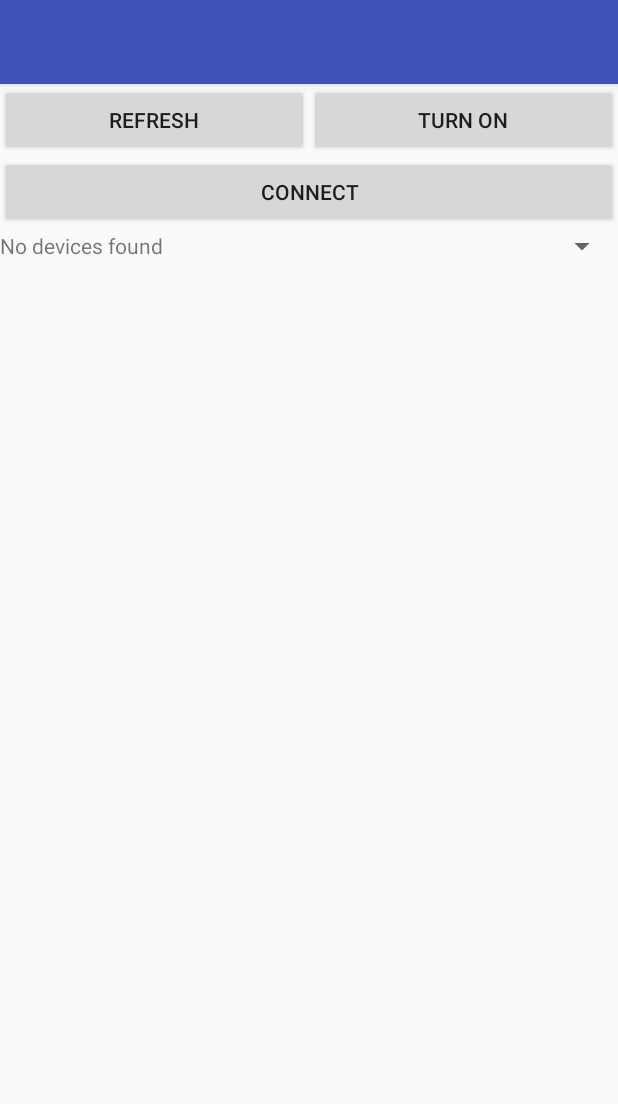
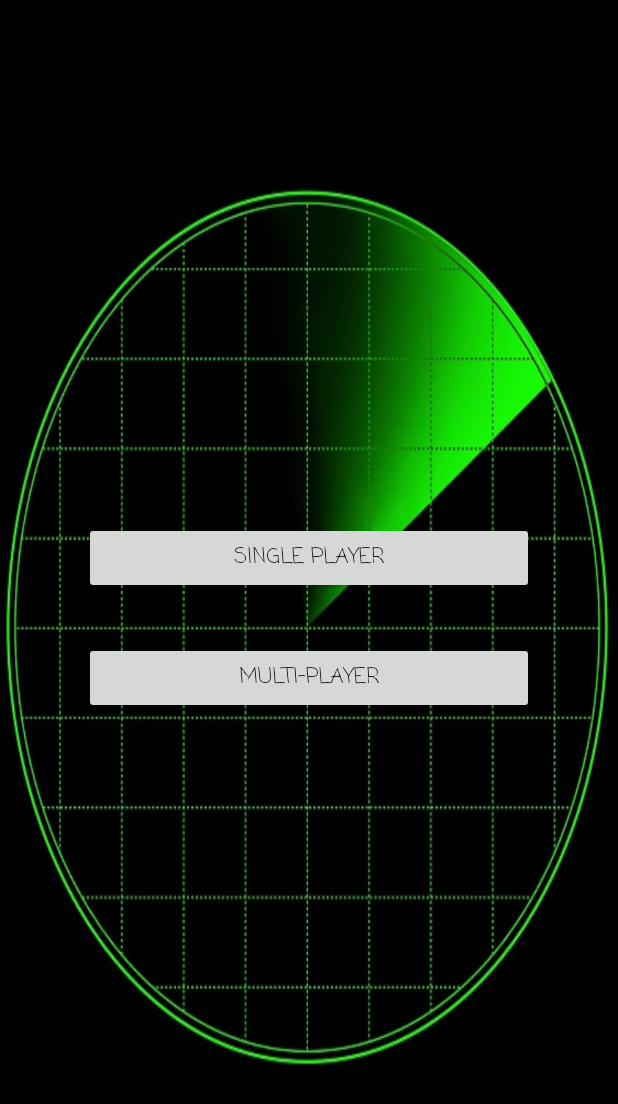
Before and after one commit to gcervantes8/Battleship, an Android app: the screen it shows after launch (ConnectionActivity before the commit, MainMenu after it), on a phone screen of 412 x 824 dp. Shown: the top 1104 px of the screen. Run offline under Robolectric (Android 15) with nearby library versions, the phone set to English and light mode, and no system bars.

Commit message:
Implemented main menu, enabled/disabled AI strategy when necessary, changed top_bar_menu option, and added background for main menu activity. (Make sure you download and its in correct folder)

```diff
--- /dev/null
+++ b/app/src/main/java/edu/utep/cs4330/battleship/MainMenu.java
@@ -0,0 +1,45 @@
+package edu.utep.cs4330.battleship;
+
+import android.app.Activity;
+import android.content.Intent;
+import android.os.Bundle;
+import android.view.View;
+import android.widget.Button;
+
+/**
+ * Created by Eric on 4/17/2017.
+ */
+
+public class MainMenu extends Activity {
+    Button single;
+    Button multi;
+
+    @Override
+    protected void onCreate(Bundle savedInstanceState){
+        super.onCreate(savedInstanceState);
+        setContentView(R.layout.activity_menu);
+
+        //Activity entrance and exit animation
+        overridePendingTransition(android.R.anim.fade_in, android.R.anim.fade_out);
+
+        //Buttons
+        single = (Button) findViewById(R.id.single);
+        multi = (Button) findViewById(R.id.multi);
+
+        single.setOnClickListener(new View.OnClickListener() {
+            @Override
+            public void onClick(View v) {
+                Intent i = new Intent(MainMenu.this, PlaceShipsActivity.class); //Intent i = new Intent(getApplicationContext(), PlaceShipsActivity.class);
+                startActivity(i);
+            }
+        });
+
+        multi.setOnClickListener(new View.OnClickListener() {
+            @Override
+            public void onClick(View v) {
+                Intent i = new Intent(MainMenu.this, ConnectionActivity.class);
+                startActivity(i);
+            }
+        });
+    }
+}
--- a/app/src/main/java/edu/utep/cs4330/battleship/PlaceShipsActivity.java
+++ b/app/src/main/java/edu/utep/cs4330/battleship/PlaceShipsActivity.java
@@ -103,7 +103,7 @@ public class PlaceShipsActivity extends AppCompatActivity {
         if (NetworkAdapter.hasConnection()) {
             startReadingMessage();
         } else {
-            toast("No connection with opponent"); //TODO used for debugging remove before submission, or add something else to indicate not connected
+//            toast("No connection with opponent"); //TODO used for debugging remove before submission, or add something else to indicate not connected
         }
 
     }
--- /dev/null
+++ b/app/src/main/res/layout/activity_menu.xml
@@ -0,0 +1,36 @@
+<?xml version="1.0" encoding="utf-8"?>
+<LinearLayout xmlns:android="http://schemas.android.com/apk/res/android"
+    xmlns:tools="http://schemas.android.com/tools"
+    android:background="@drawable/radar"
+    android:orientation="vertical"
+    android:gravity="center"
+    tools:context=".MainMenu"
+    android:layout_width="match_parent"
+    android:layout_height="match_parent">
+
+
+
+    <LinearLayout
+        android:layout_width="wrap_content"
+        android:layout_height="wrap_content"
+        android:orientation="vertical">
+
+        <Button
+            android:id="@+id/single"
+            android:layout_width="300dp"
+            android:layout_height="wrap_content"
+            android:layout_marginBottom="@dimen/activity_vertical_margin"
+            android:fontFamily="casual"
+            android:text="Single Player" />
+
+        <Button
+            android:id="@+id/multi"
+            android:layout_width="300dp"
+            android:layout_height="wrap_content"
+            android:layout_marginTop="@dimen/activity_vertical_margin"
+            android:fontFamily="casual"
+            android:text="Multi-player" />
+
+    </LinearLayout>
+
+</LinearLayout>
--- a/app/src/main/res/menu/option_bar.xml
+++ b/app/src/main/res/menu/option_bar.xml
@@ -1,7 +1,7 @@
 <?xml version="1.0" encoding="utf-8"?>
 <menu xmlns:android="http://schemas.android.com/apk/res/android">
+    <item android:id="@+id/menu"
+        android:title="Main Menu" />
     <item android:id="@+id/sound"
         android:title="@string/disable_sound" />
-    <item android:id="@+id/place_ships"
-        android:title="Replace ships" />
 </menu>
```
Also changed, not shown: app/src/main/AndroidManifest.xml (+9 -1 lines), app/src/main/java/edu/utep/cs4330/battleship/MainActivity.java (+14 -4 lines), app/src/main/res/drawable/radar.jpg (added), app/src/main/res/drawable/radar_high.jpg (added).
